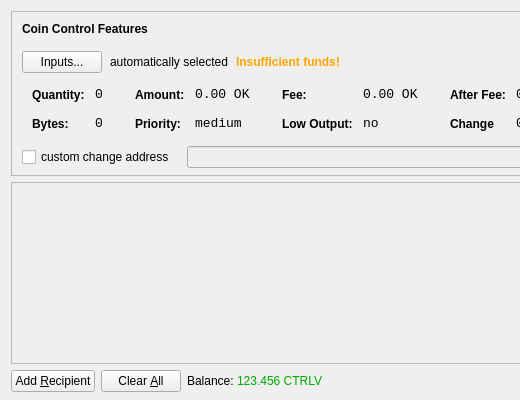
This is src/qt/forms/sendcoinsdialog.ui in scriptr4777/FPSBetCoin as Qt 5 draws it before an edit; both pictures show x 0 to 520 and y 0 to 400 of the 850 by 400 pixel window. The edited form follows.
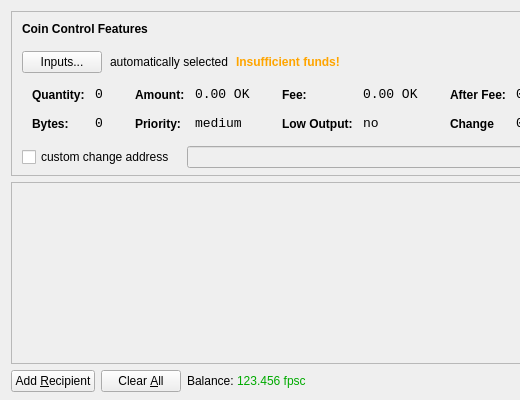
This is the edited form. Icons and pictures are not drawn.

```diff
--- a/src/qt/forms/sendcoinsdialog.ui
+++ b/src/qt/forms/sendcoinsdialog.ui
@@ -756,7 +756,7 @@
           <string notr="true">color: rgb(0, 170, 0);</string>
          </property>
          <property name="text">
-          <string>123.456 CTRLV</string>
+          <string>123.456 fpsc</string>
          </property>
          <property name="textInteractionFlags">
           <set>Qt::LinksAccessibleByMouse|Qt::TextSelectableByKeyboard|Qt::TextSelectableByMouse</set>
```
